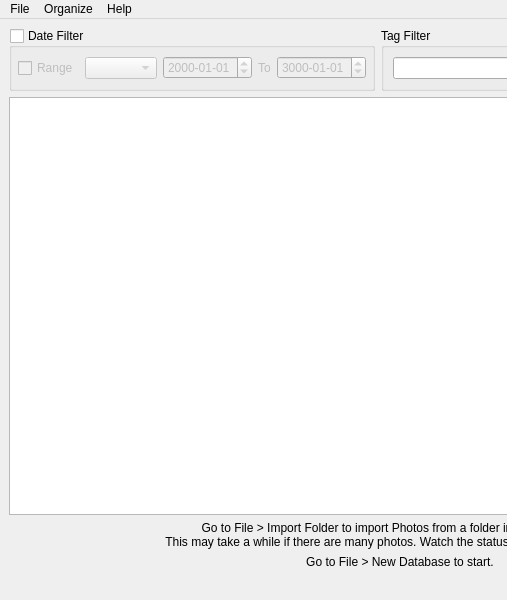
Old version of the form UIFiles/PicOrganizer.ui in the repository UpSea/PhotoOrganizer; both pictures show x 0 to 507 and y 0 to 600 of the 800 by 600 pixel window.
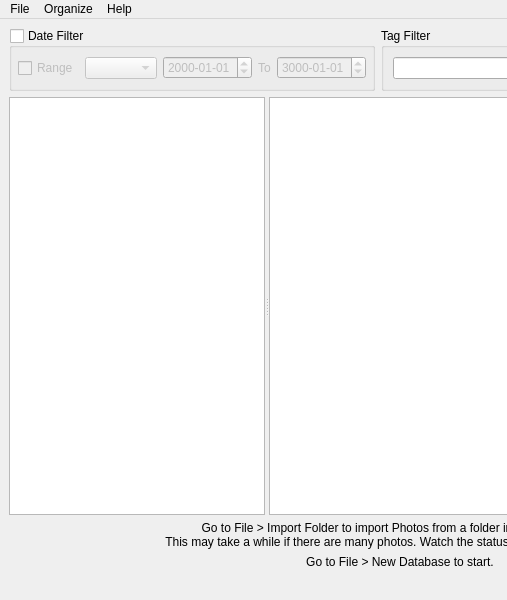
New version of the form. Custom widgets are drawn as their Qt base class.

Commit message:
Add filter tree.
This is incomplete. It currently simply sets the filter string, which isn't correct and it also doesn't update when new fields or tags are added.

Patch:
```diff
--- a/UIFiles/PicOrganizer.ui
+++ b/UIFiles/PicOrganizer.ui
@@ -17,7 +17,7 @@
    <layout class="QVBoxLayout" name="verticalLayout_2">
     <item>
      <widget class="QWidget" name="mainWidget" native="true">
-      <layout class="QVBoxLayout" name="verticalLayout">
+      <layout class="QVBoxLayout" name="verticalLayout" stretch="0,1,0">
        <property name="margin">
         <number>0</number>
        </property>
@@ -123,7 +123,30 @@
         </layout>
        </item>
        <item>
-        <widget class="PhotoTable" name="view"/>
+        <widget class="QSplitter" name="splitter">
+         <property name="orientation">
+          <enum>Qt::Horizontal</enum>
+         </property>
+         <widget class="TagTreeView" name="treeView">
+          <property name="sizePolicy">
+           <sizepolicy hsizetype="Expanding" vsizetype="Expanding">
+            <horstretch>0</horstretch>
+            <verstretch>0</verstretch>
+           </sizepolicy>
+          </property>
+          <property name="headerHidden">
+           <bool>true</bool>
+          </property>
+         </widget>
+         <widget class="PhotoTable" name="view">
+          <property name="sizePolicy">
+           <sizepolicy hsizetype="Expanding" vsizetype="Expanding">
+            <horstretch>1</horstretch>
+            <verstretch>0</verstretch>
+           </sizepolicy>
+          </property>
+         </widget>
+        </widget>
        </item>
        <item>
         <widget class="QLabel" name="labelNoPhotos">
@@ -269,6 +292,11 @@
    <extends>QTableView</extends>
    <header>photo_table</header>
   </customwidget>
+  <customwidget>
+   <class>TagTreeView</class>
+   <extends>QTreeView</extends>
+   <header>FilterTree</header>
+  </customwidget>
  </customwidgets>
  <tabstops>
   <tabstop>view</tabstop>
```
The commit also changes 3 other files.
